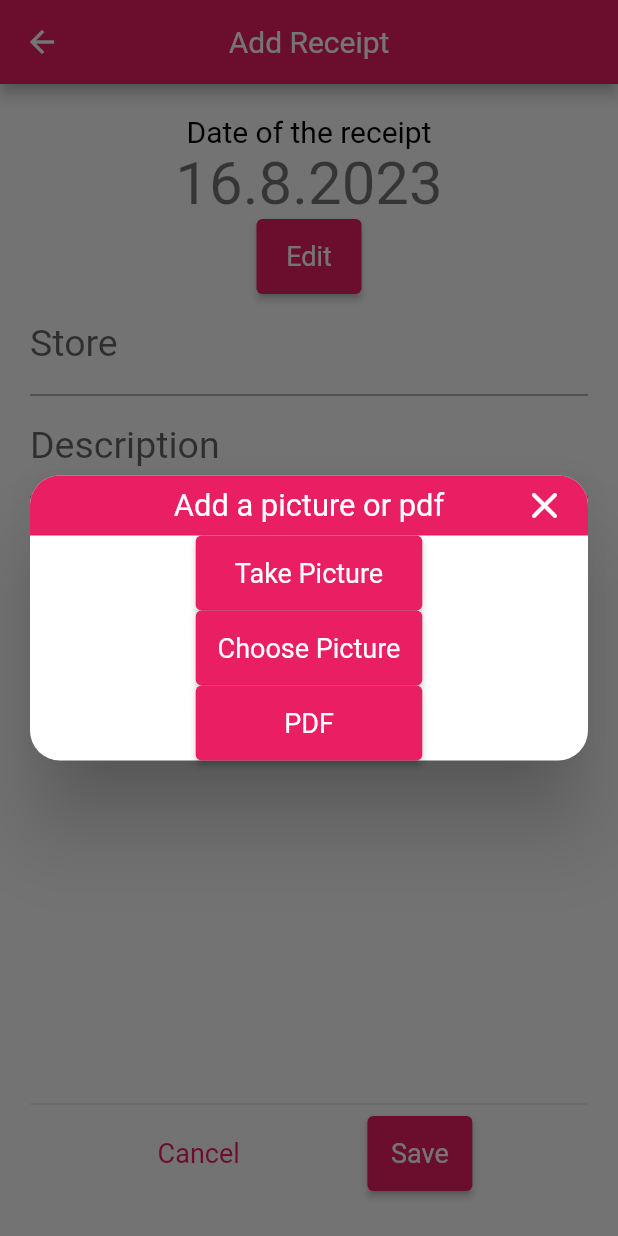
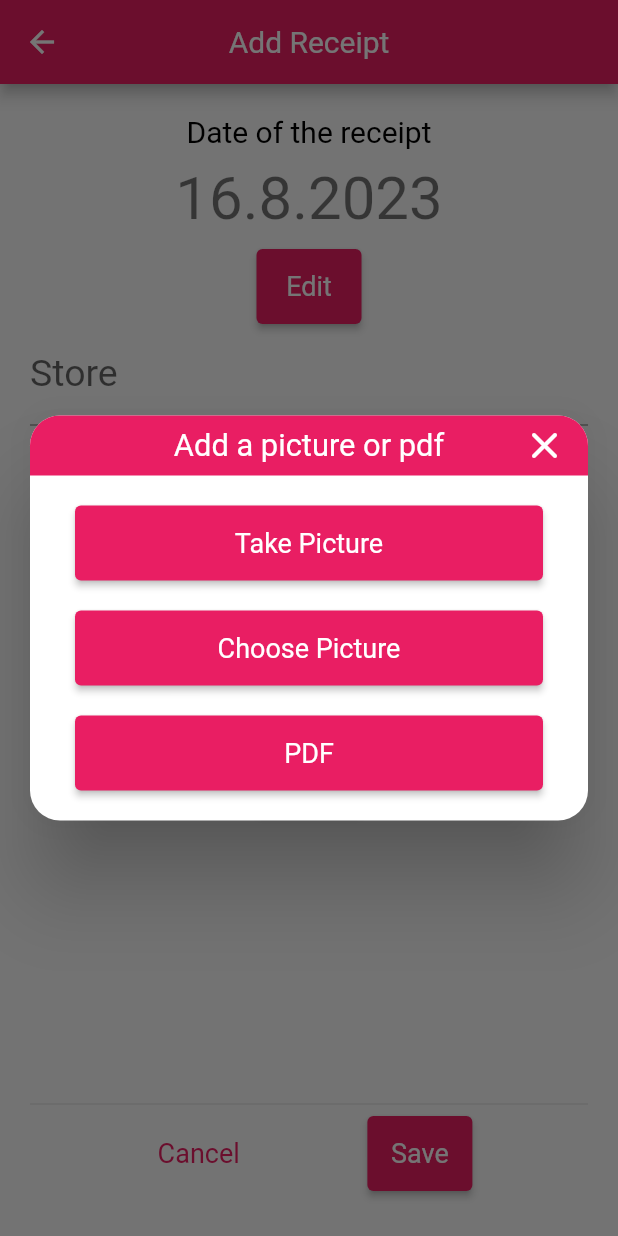
Before and after one commit to lepplaju/easymoney, a Flutter app: the AddReceiptRoute screen opened directly with empty values, after a tap on "Add", on a phone screen of 412 x 824 dp. Run offline on Flutter 3.47's test engine with Material 2 defaults, Android fonts, the phone set to English and light mode, and no system bars; our stand-ins replace after_layout, file_picker, image_picker, pdf, share_plus, sqflite; missing offline and left inert: pdf_render; accounts and stored records are empty; generated files the repository leaves out were written again.

Commit message:
Prettified AddReceiptRoute

```diff
--- a/lib/features/receipts/presentation/add_receipt_route.dart
+++ b/lib/features/receipts/presentation/add_receipt_route.dart
@@ -1,13 +1,18 @@
+import 'dart:io';
+
 import 'package:file_picker/file_picker.dart';
 import 'package:flutter/material.dart';
 import 'package:flutter/services.dart';
 import 'package:image_picker/image_picker.dart';
+import 'package:pdf_render/pdf_render.dart';
 import 'package:provider/provider.dart';
 
-import 'pic_or_pdf_dialog.dart';
+import '../../../utils/show_pdf_dialog.dart';
+import '../../snacks/application/send_snack.dart';
 import '../application/provider_receipts.dart';
 import '../domain/receipt.dart';
-import '../../snacks/application/send_snack.dart';
+import 'pic_or_pdf_dialog.dart';
+import 'show_jpg_dialog.dart';
 
 /// Route for adding a new receipt
 class AddReceiptRoute extends StatefulWidget {
@@ -54,6 +59,48 @@ class _AddReceiptRouteState extends State<AddReceiptRoute> {
     super.dispose();
   }
 
+  /// Loads a receipt file of the Receipt
+  ///
+  /// Loads and pushes a dialog showing the loaded file
+  _loadReceiptFile() async {
+    try {
+      switch (file!.name.substring(file!.name.lastIndexOf('.'))) {
+        case '.jpg':
+          if (context.mounted) {
+            showDialog(
+              context: context,
+              builder: (BuildContext context) {
+                return ShowJpgDialog(
+                  // FIXME Localization
+                  title: 'Preview',
+                  image: Image.file(File(file!.path)),
+                );
+              },
+            );
+          }
+          break;
+        case '.pdf':
+          final pdfFile = await PdfDocument.openFile(file!.path);
+          if (context.mounted) {
+            showDialog(
+              context: context,
+              builder: (BuildContext context) {
+                return ShowPdfDialog(
+                  // FIXME Localization
+                  title: 'Preview',
+                  pdf: pdfFile,
+                );
+              },
+            );
+          }
+          break;
+      }
+    } catch (e) {
+      // TODO Show error snackbar
+      debugPrint(e.toString());
+    }
+  }
+
   /// Creates a new Receipt
   ///
   /// Returns a [Receipt] as a future
@@ -92,6 +139,7 @@ class _AddReceiptRouteState extends State<AddReceiptRoute> {
   @override
   Widget build(BuildContext context) {
     return Scaffold(
+      resizeToAvoidBottomInset: false,
       appBar: AppBar(
         // FIXME Localization
         title: const Text('Add Receipt'),
@@ -109,7 +157,9 @@ class _AddReceiptRouteState extends State<AddReceiptRoute> {
                   'Date of the receipt',
                   style: Theme.of(context).textTheme.displaySmall,
                 ),
-                selectedDate == null
+                Padding(
+                  padding: const EdgeInsets.all(10),
+                  child: selectedDate == null
                       ? Text(
                           '${currentDate.day}.${currentDate.month}.${currentDate.year}',
                           style: Theme.of(context).textTheme.displayMedium,
@@ -117,6 +167,7 @@ class _AddReceiptRouteState extends State<AddReceiptRoute> {
                       : Text(
                           '${selectedDate!.day}.${selectedDate!.month}.${selectedDate!.year}',
                           style: Theme.of(context).textTheme.displayMedium,
+                        ),
                 ),
                 ElevatedButton(
                     onPressed: () async {
@@ -140,6 +191,7 @@ class _AddReceiptRouteState extends State<AddReceiptRoute> {
                     // FIXME Localization
                     label: Text('Store'),
                   ),
+                  textInputAction: TextInputAction.next,
                 ),
                 TextField(
                   controller: descriptionTextController,
@@ -147,6 +199,7 @@ class _AddReceiptRouteState extends State<AddReceiptRoute> {
                     // FIXME Localization
                     label: Text('Description'),
                   ),
+                  textInputAction: TextInputAction.next,
                 ),
                 TextField(
                   controller: amountTextController,
@@ -161,15 +214,32 @@ class _AddReceiptRouteState extends State<AddReceiptRoute> {
                     label: Text('Amount'),
                     suffixIcon: Icon(Icons.euro),
                   ),
+                  textInputAction: TextInputAction.done,
                 ),
                 // FIXME Localization
-                Text(
+                Padding(
+                  padding: const EdgeInsets.all(8.0),
+                  child: Text(
                     'Receipt',
                     style: Theme.of(context).textTheme.displaySmall,
                   ),
+                ),
                 // FIXME Localization
-                const Text('Upload a picture/pdf of the receipt.'),
+                const Padding(
+                  padding: EdgeInsets.all(8.0),
+                  child: Text('Upload a picture/pdf of the receipt.'),
+                ),
                 // TODO Show the receipt file
+                if (file != null)
+                  Padding(
+                    padding: const EdgeInsets.all(8.0),
+                    child: TextButton(
+                        onPressed: () {
+                          _loadReceiptFile();
+                        },
+                        child: Text(
+                            '...${file!.name.substring(file!.name.lastIndexOf('.') - 15)}')),
+                  ),
                 ElevatedButton(
                   onPressed: () async {
                     var takesPic = await showDialog<UploadType>(
@@ -180,19 +250,27 @@ class _AddReceiptRouteState extends State<AddReceiptRoute> {
                     if (takesPic == null) return;
                     switch (takesPic) {
                       case UploadType.camera:
-                        file =
+                        final result =
                             await picker.pickImage(source: ImageSource.camera);
+                        setState(() {
+                          file = result;
+                        });
                         break;
                       case UploadType.picture:
-                        file =
+                        final result =
                             await picker.pickImage(source: ImageSource.gallery);
+                        setState(() async {
+                          file = result;
+                        });
                         // TODO Throw error for incorrect filetype
                         break;
                       case UploadType.pdf:
                         FilePickerResult? result =
                             await FilePicker.platform.pickFiles();
                         if (result != null) {
+                          setState(() {
                             file = XFile(result.files.single.path!);
+                          });
                         }
                         break;
                       default:
@@ -200,7 +278,7 @@ class _AddReceiptRouteState extends State<AddReceiptRoute> {
                     }
                   },
                   // FIXME Localization
-                  child: const Text('Add'),
+                  child: Text(file == null ? 'Add' : 'Change'),
                 ),
               ],
             ),
--- a/lib/features/receipts/presentation/pic_or_pdf_dialog.dart
+++ b/lib/features/receipts/presentation/pic_or_pdf_dialog.dart
@@ -7,10 +7,26 @@ enum UploadType { camera, picture, pdf }
 /// Dialog for choosing which type of file user is adding.
 class PicOrPdfDialog extends StatelessWidget {
   const PicOrPdfDialog({super.key});
+  final verticalPadding = 10.0;
+
+  Widget _button({required String text, required VoidCallback onPressed}) {
+    return Padding(
+      padding: EdgeInsets.symmetric(horizontal: 30, vertical: verticalPadding),
+      child: ElevatedButton(
+        onPressed: onPressed,
+        child: SizedBox(
+          width: double.infinity,
+          child: Text(
+            text,
+            textAlign: TextAlign.center,
+          ),
+        ),
+      ),
+    );
+  }
 
   @override
   Widget build(BuildContext context) {
-    final buttonWidth = MediaQuery.of(context).size.width * 0.3;
     return Center(
       child: SingleChildScrollView(
         child: Dialog(
@@ -24,45 +40,23 @@ class PicOrPdfDialog extends StatelessWidget {
             children: [
               // FIXME Localization
               const DialogTitleBar(title: 'Add a picture or pdf'),
-              ElevatedButton(
-                onPressed: () {
-                  Navigator.pop(context, UploadType.camera);
-                },
-                child: SizedBox(
-                  width: buttonWidth,
-                  child: const Text(
-                    // FIXME Localization
-                    'Take Picture',
-                    textAlign: TextAlign.center,
-                  ),
-                ),
+              SizedBox(height: verticalPadding),
+              _button(
+                // FIXME Localization
+                text: 'Take Picture',
+                onPressed: () => Navigator.pop(context, UploadType.camera),
               ),
-              ElevatedButton(
-                onPressed: () {
-                  Navigator.pop(context, UploadType.picture);
-                },
-                child: SizedBox(
-                  width: buttonWidth,
-                  child: const Text(
-                    // FIXME Localization
-                    'Choose Picture',
-                    textAlign: TextAlign.center,
-                  ),
-                ),
+              _button(
+                // FIXME Localization
+                text: 'Choose Picture',
+                onPressed: () => Navigator.pop(context, UploadType.picture),
               ),
-              ElevatedButton(
-                onPressed: () {
-                  Navigator.pop(context, UploadType.pdf);
-                },
-                child: SizedBox(
-                  width: buttonWidth,
-                  child: const Text(
-                    // FIXME Localization
-                    'PDF',
-                    textAlign: TextAlign.center,
-                  ),
-                ),
-              )
+              _button(
+                // FIXME Localization
+                text: 'PDF',
+                onPressed: () => Navigator.pop(context, UploadType.pdf),
+              ),
+              SizedBox(height: verticalPadding),
             ],
           ),
         ),
```
Lines whose indentation alone changed are shown as unchanged.
